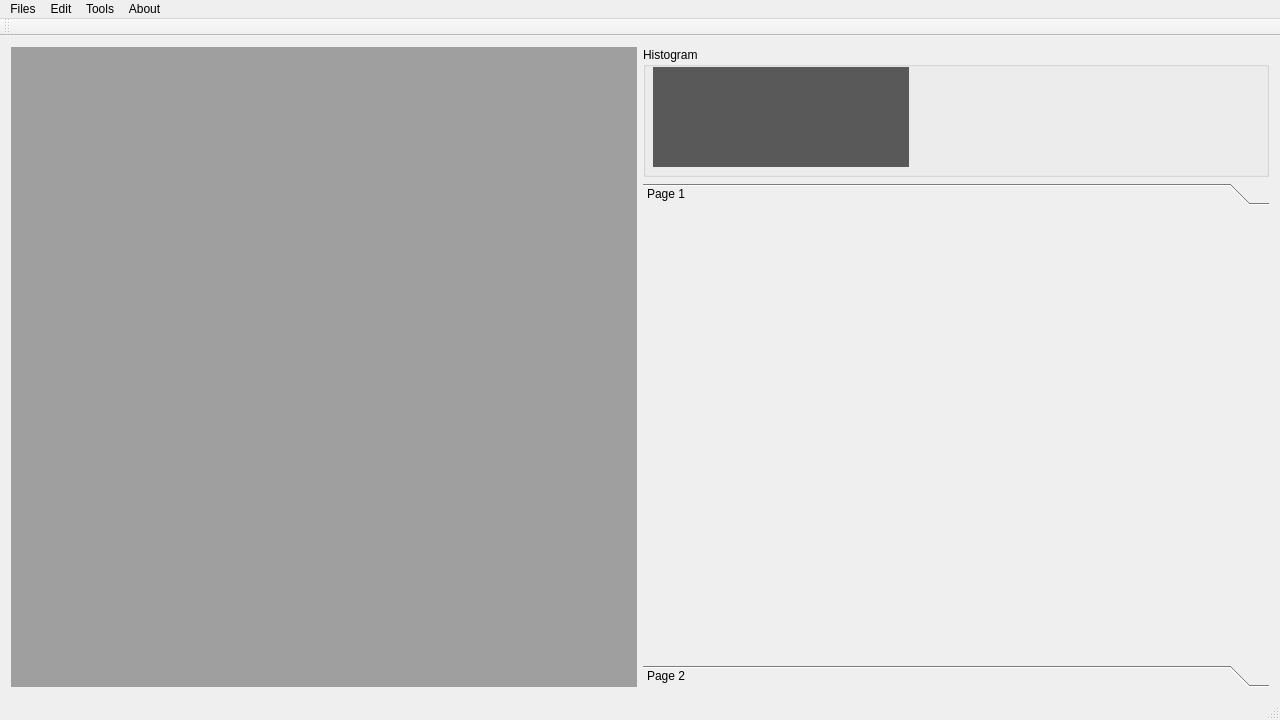
Before: the Qt Designer form simpleProcessNewGUI/mainwindow.ui in KKyang/Image-Processing, drawn with Qt 5.
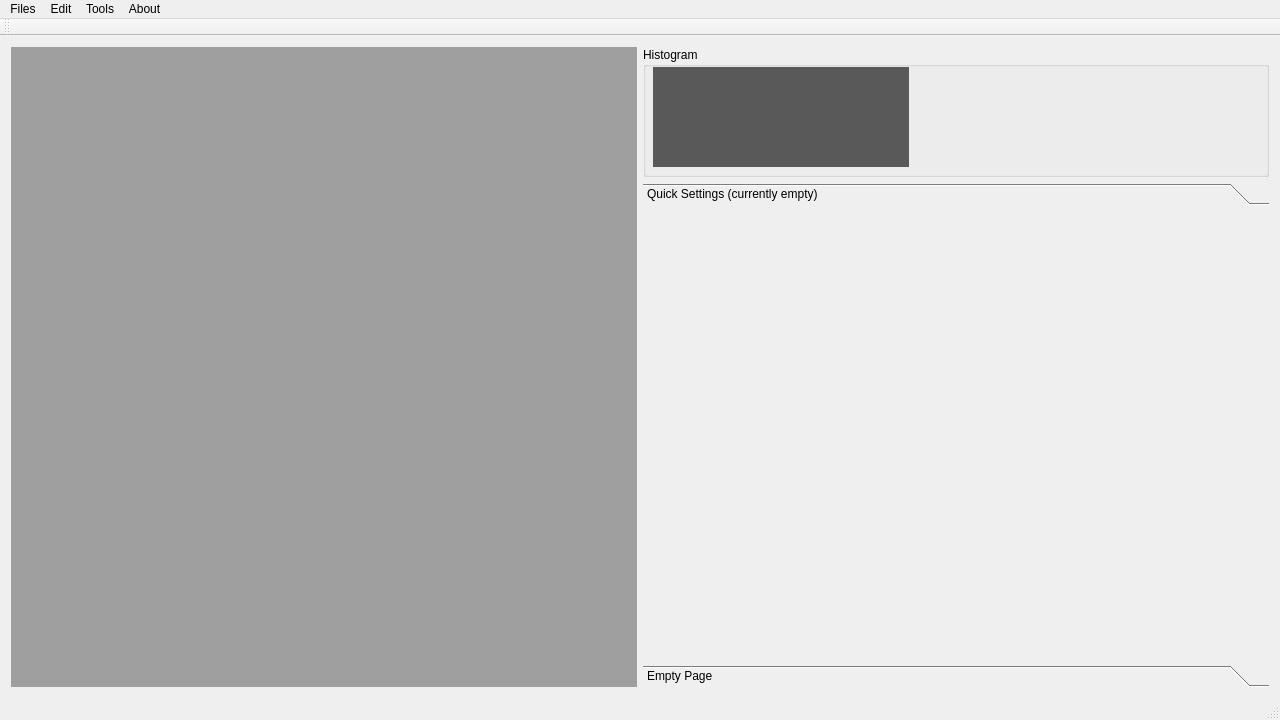
After: the same form once the commit is applied. Custom widgets are drawn as their Qt base class.

The edit to the form file:
```diff
--- a/simpleProcessNewGUI/mainwindow.ui
+++ b/simpleProcessNewGUI/mainwindow.ui
@@ -71,7 +71,7 @@
         </rect>
        </property>
        <attribute name="label">
-        <string>Page 1</string>
+        <string>Quick Settings (currently empty)</string>
        </attribute>
       </widget>
       <widget class="QWidget" name="page_6">
@@ -84,7 +84,7 @@
         </rect>
        </property>
        <attribute name="label">
-        <string>Page 2</string>
+        <string>Empty Page</string>
        </attribute>
       </widget>
      </widget>
```
